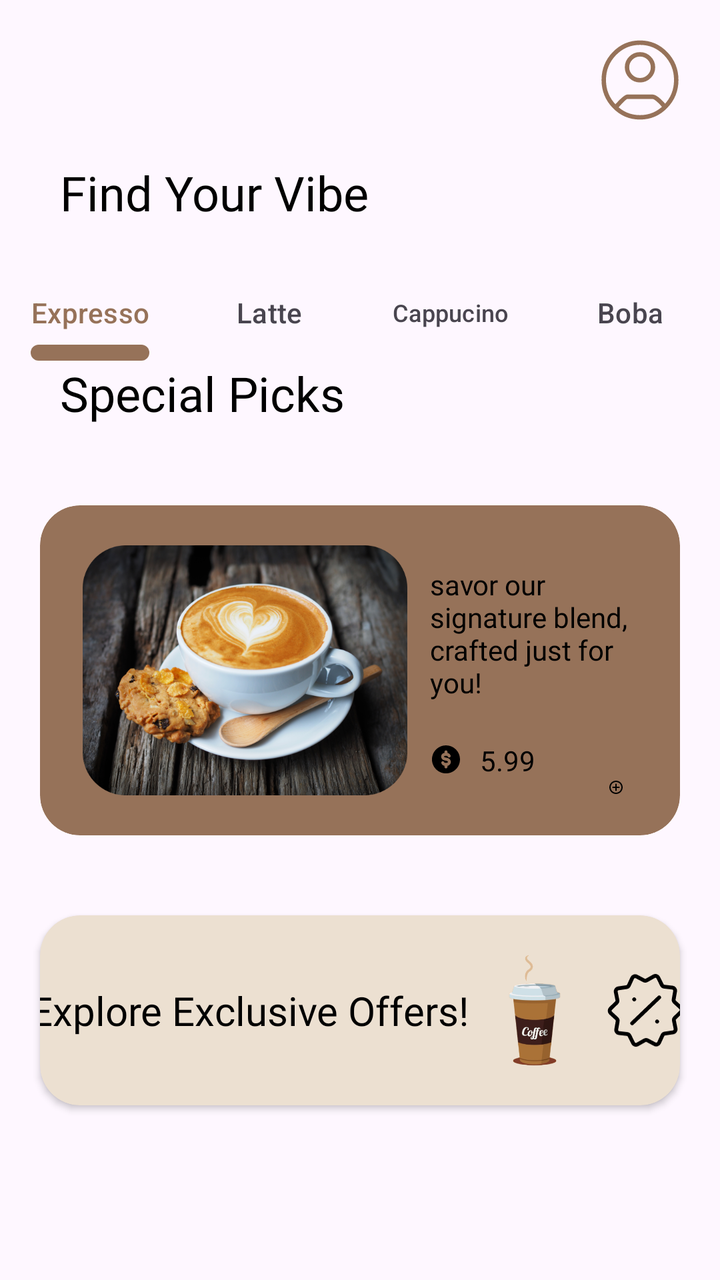
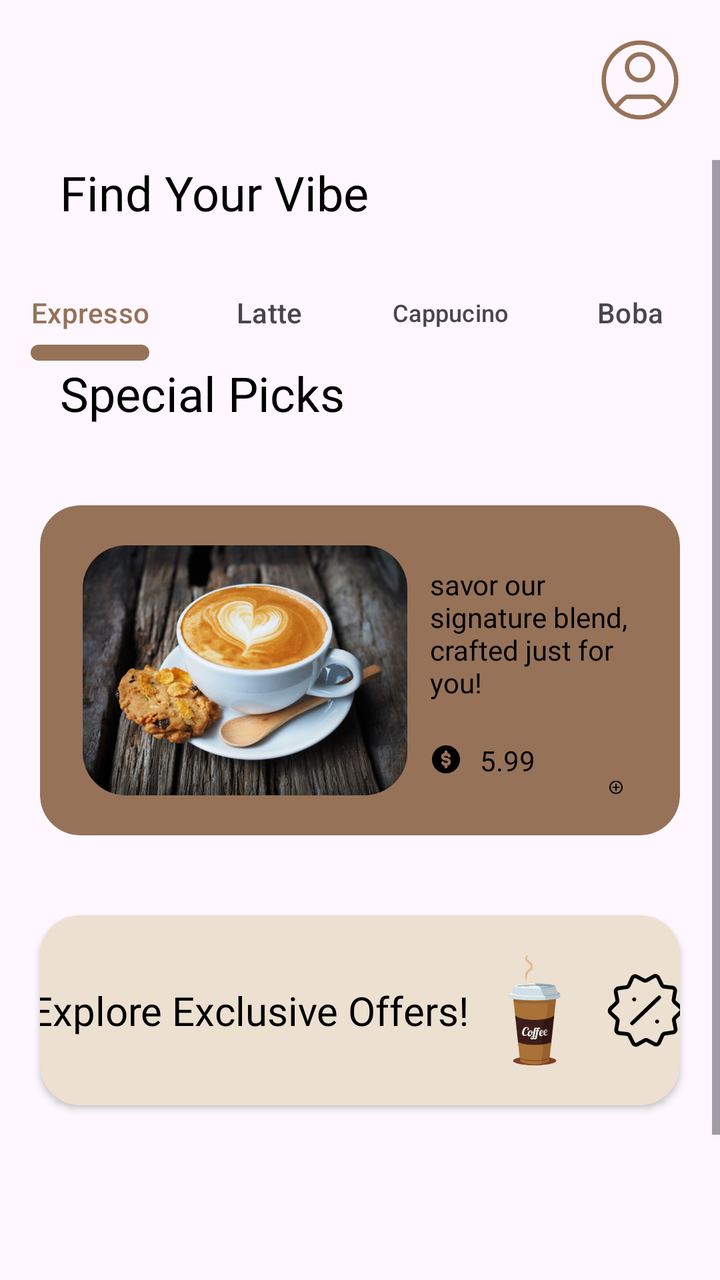

An Android layout rendered at two revisions. The XML below is the earlier revision; the diff shows what the commit changed to produce the second picture.
<!-- AndroidManifest.xml: application theme Theme.Coffeeshop -->
<!-- res/layout/fragment_home.xml -->
<?xml version="1.0" encoding="utf-8"?>
<RelativeLayout xmlns:android="http://schemas.android.com/apk/res/android"
    xmlns:app="http://schemas.android.com/apk/res-auto"
    xmlns:tools="http://schemas.android.com/tools"
    android:id="@+id/main"
    android:layout_width="match_parent"
    android:layout_height="match_parent"
    android:orientation="vertical"
    tools:context=".User.MainFragments.HomeFragment">

    <ImageView
        android:id="@+id/userProfile"
        android:layout_width="40dp"
        android:layout_height="40dp"
        android:layout_alignParentTop="true"
        android:layout_alignParentEnd="true"
        android:layout_margin="20dp"
        android:contentDescription="@string/profileIcon"
        android:src="@drawable/user_profile_circle" />


    <ScrollView
        android:id="@+id/scrollView"
        android:layout_below="@id/userProfile"
        android:layout_width="match_parent"
        android:layout_height="match_parent">

        <LinearLayout
            android:layout_width="match_parent"
            android:layout_height="wrap_content"
            android:orientation="vertical">

            <RelativeLayout
                android:id="@+id/findYourVibe"
                android:layout_width="match_parent"
                android:layout_height="wrap_content"
                android:layout_marginStart="20dp"
                android:layout_marginBottom="20dp">

                <TextView
                    android:layout_width="wrap_content"
                    android:layout_height="wrap_content"
                    android:layout_alignParentStart="true"
                    android:layout_centerInParent="true"
                    android:fontFamily="@font/roboto"
                    android:paddingStart="10dp"
                    android:paddingEnd="80dp"
                    android:text="@string/findYourVibe"
                    android:textSize="24sp" />

            </RelativeLayout>

            <RelativeLayout
                android:clipToPadding="false"
                android:id="@+id/cardScroll"
                android:layout_width="match_parent"
                android:layout_height="wrap_content"
                android:elevation="0dp">

                <com.google.android.material.tabs.TabLayout
                    android:clipToPadding="false"
                    android:id="@+id/tablayout"
                    android:layout_width="match_parent"
                    android:layout_height="wrap_content"
                    android:background="#00FFFFFF"
                    android:elevation="0dp"
                    app:tabIndicator="@drawable/tabindicator">

                    <com.google.android.material.tabs.TabItem
                        android:layout_width="match_parent"
                        android:layout_height="wrap_content"
                        android:text="Expresso" />

                    <com.google.android.material.tabs.TabItem
                        android:layout_width="match_parent"
                        android:layout_height="wrap_content"
                        android:text="Latte" />

                    <com.google.android.material.tabs.TabItem
                        android:layout_width="match_parent"
                        android:layout_height="wrap_content"
                        android:text="Cappucino" />

                    <com.google.android.material.tabs.TabItem
                        android:layout_width="match_parent"
                        android:layout_height="wrap_content"
                        android:text="Boba" />


                </com.google.android.material.tabs.TabLayout>

                <androidx.viewpager2.widget.ViewPager2
                    android:clipToPadding="false"
                    android:id="@+id/viewPager"
                    android:layout_width="match_parent"
                    android:layout_height="wrap_content"
                    android:layout_below="@id/tablayout"
                    android:elevation="0dp"
                    />


            </RelativeLayout>

            <RelativeLayout
                android:layout_width="match_parent"
                android:layout_height="wrap_content"
                android:layout_marginStart="20dp"
                android:layout_marginBottom="20dp">

                <TextView
                    android:layout_width="wrap_content"
                    android:layout_height="wrap_content"
                    android:layout_alignParentStart="true"
                    android:layout_centerInParent="true"
                    android:fontFamily="@font/roboto"
                    android:paddingStart="10dp"
                    android:paddingEnd="80dp"
                    android:text="@string/specialPicks"
                    android:textSize="24sp" />

            </RelativeLayout>

            <RelativeLayout
                android:layout_width="match_parent"
                android:layout_height="wrap_content"
                android:padding="20dp"
                android:clipToPadding="false">


                <androidx.cardview.widget.CardView
                    style="@style/CustomCardStyleSP"
                    app:cardElevation="0dp"
                    android:layout_width="wrap_content"
                    android:layout_height="wrap_content"
                    app:cardCornerRadius="20dp">


                    <LinearLayout
                        android:theme="@style/CardTextStyle"
                        android:layout_width="match_parent"
                        android:layout_height="wrap_content"
                        android:orientation="horizontal"
                        android:padding="20dp">

                        <ImageView
                            android:id="@+id/specialCoffeeImageview"
                            android:layout_width="165dp"
                            android:layout_height="125dp"
                            android:layout_gravity="center"
                            android:src="@drawable/cofeecup1_1" />

                        <LinearLayout
                            android:layout_width="wrap_content"
                            android:layout_height="match_parent"
                            android:orientation="vertical"
                            android:paddingStart="10dp">

                            <TextView
                                android:layout_width="wrap_content"
                                android:layout_height="wrap_content"
                                android:fontFamily="@font/roboto"
                                android:paddingTop="10dp"
                                android:text="@string/specialPickTagLine"
                                android:textSize="14sp" />

                            <LinearLayout
                                android:paddingTop="20dp"
                                android:gravity="center"
                                android:layout_width="wrap_content"
                                android:layout_height="wrap_content"
                                android:orientation="horizontal">

                                <ImageView
                                    android:layout_width="wrap_content"
                                    android:layout_height="wrap_content"
                                    android:src="@drawable/dollar_coin_black" />

                                <TextView
                                    android:layout_width="wrap_content"
                                    android:layout_height="wrap_content"
                                    android:paddingStart="10dp"
                                    android:paddingEnd="20dp"
                                    android:text="@string/val5_99" />

                            </LinearLayout>

                            <RelativeLayout
                                android:layout_width="wrap_content"
                                android:layout_height="wrap_content">

                                <ImageView
                                    android:id="@+id/specialPicsAdd"
                                    android:layout_width="24dp"
                                    android:layout_height="24dp"
                                    android:layout_alignParentEnd="true"
                                    android:layout_alignParentBottom="true"
                                    android:src="@drawable/add_circle"
                                    android:clickable="true"
                                    android:focusable="true"/>

                            </RelativeLayout>




                        </LinearLayout>
                    </LinearLayout>


                </androidx.cardview.widget.CardView>


            </RelativeLayout>


            <RelativeLayout
                android:gravity="center"
                android:layout_width="match_parent"
                android:layout_height="wrap_content"
                android:padding="20dp"
                android:clipToPadding="false">
                <androidx.cardview.widget.CardView
                    android:backgroundTint="@color/colorSecondary"
                    app:cardCornerRadius="20dp"
                    android:layout_width="wrap_content"
                    android:layout_height="wrap_content">

                    <LinearLayout
                        android:theme="@style/CardTextStyle"
                        android:layout_gravity="center"
                        android:gravity="center"
                        android:layout_width="wrap_content"
                        android:layout_height="wrap_content">

                        <TextView
                            android:layout_marginStart="10dp"
                            android:fontFamily="@font/roboto"
                            android:textSize="20sp"
                            android:layout_width="wrap_content"
                            android:layout_height="wrap_content"
                            android:text="@string/explore_exclusive_offers"/>

                        <ImageView
                            android:layout_width="66dp"
                            android:layout_height="95dp"
                            android:src="@drawable/tallcofeecup" />
                        <ImageView
                            android:layout_marginEnd="10dp"
                            android:layout_width="45dp"
                            android:layout_height="45dp"
                            android:src="@drawable/discount_star_03"/>


                    </LinearLayout>


                </androidx.cardview.widget.CardView>
            </RelativeLayout>


        </LinearLayout>




    </ScrollView>

</RelativeLayout>
<!-- resources referenced by this layout -->
<resources>
  <color name="colorSecondary">#ECE0D1</color>
  <!-- drawable add_circle (drawable) -->
  <vector xmlns:android="http://schemas.android.com/apk/res/android"
      android:width="24dp"
      android:height="24dp"
      android:viewportWidth="24"
      android:viewportHeight="24">
    <path
        android:pathData="M13,7.5C13,6.948 12.552,6.5 12,6.5C11.448,6.5 11,6.948 11,7.5H13ZM11,16.5C11,17.052 11.448,17.5 12,17.5C12.552,17.5 13,17.052 13,16.5H11ZM16.5,13C17.052,13 17.5,12.552 17.5,12C17.5,11.448 17.052,11 16.5,11V13ZM7.5,11C6.948,11 6.5,11.448 6.5,12C6.5,12.552 6.948,13 7.5,13V11ZM20,12C20,16.418 16.418,20 12,20V22C17.523,22 22,17.523 22,12H20ZM12,20C7.582,20 4,16.418 4,12H2C2,17.523 6.477,22 12,22V20ZM4,12C4,7.582 7.582,4 12,4V2C6.477,2 2,6.477 2,12H4ZM12,4C16.418,4 20,7.582 20,12H22C22,6.477 17.523,2 12,2V4ZM11,7.5L11,12H13L13,7.5H11ZM11,12V16.5H13V12H11ZM16.5,11H12V13H16.5V11ZM12,11H7.5V13H12V11Z"
        android:fillColor="#000000"/>
  </vector>
  <!-- drawable tabindicator (drawable) -->
  <?xml version="1.0" encoding="utf-8"?>
  <shape xmlns:android="http://schemas.android.com/apk/res/android">
    <size
        android:width="8dp"
        android:height="8dp" />
    <solid android:color="@color/colorPrimary" /> 
    <corners android:radius="50dp" /> 
  </shape>
  <!-- drawable user_profile_circle (drawable) -->
  <vector xmlns:android="http://schemas.android.com/apk/res/android"
      android:width="35dp"
      android:height="36dp"
      android:viewportWidth="35"
      android:viewportHeight="36">
    <path
        android:pathData="M6.225,30.6C7.013,29.696 10.703,25.537 11.784,25.537H23.217C24.784,25.537 27.982,28.985 28.775,30.2M33.9,18C33.9,27.278 26.558,34.8 17.5,34.8C8.443,34.8 1.1,27.278 1.1,18C1.1,8.722 8.443,1.2 17.5,1.2C26.558,1.2 33.9,8.722 33.9,18ZM23.375,12.274C23.375,9.069 20.733,6.45 17.5,6.45C14.268,6.45 11.626,9.069 11.626,12.274C11.626,15.479 14.268,18.098 17.5,18.098C20.733,18.098 23.375,15.479 23.375,12.274Z"
        android:strokeWidth="2"
        android:fillColor="#00000000"
        android:strokeColor="@color/colorPrimary"/>
  </vector>
  <string name="explore_exclusive_offers">Explore Exclusive Offers!</string>
  <string name="findYourVibe">Find Your Vibe</string>
  <string name="profileIcon">ProfileIcon</string>
  <string name="specialPickTagLine">savor our signature blend, crafted just for you!</string>
  <string name="specialPicks">Special Picks</string>
  <string name="val5_99">5.99</string>
  <style name="CardTextStyle">
          <item name="android:textColor">@color/black</item> 
      </style>
  <style name="CustomCardStyleSP" parent="Widget.MaterialComponents.CardView">
          <item name="cardBackgroundColor">@color/colorPrimary</item>
      </style>
  <style name="Theme.Coffeeshop" parent="Base.Theme.Coffeeshop">
          
          <item name="android:navigationBarColor">@android:color/transparent</item>
          <item name="android:statusBarColor">@android:color/transparent</item>
          <item name="android:windowLightStatusBar">?attr/isLightTheme</item>
      </style>
  <color name="colorPrimary">#967259</color>
  <color name="black">#FF000000</color>
  <style name="Base.Theme.Coffeeshop" parent="Theme.Material3.DayNight.NoActionBar">
          
          
          <item name="colorPrimary">@color/colorPrimary</item>
          <item name="colorSecondary">@color/colorSecondary</item>
          <item name="android:textColor">@color/black</item>
          <item name="materialButtonStyle">@style/CustomButtonStyle</item>
      </style>
  <style name="CustomButtonStyle" parent="Widget.Material3.Button">
          <item name="android:textColor">@color/white</item>
          <item name="android:backgroundTint">@color/colorPrimary</item>
      </style>
  <color name="white">#FFFFFFFF</color>
  <!-- unchanged entries left out for length: 4 -->
</resources>

<!-- the commit's change to res/layout/fragment_home.xml (unified diff, before → after) -->
@@ -20,6 +20,7 @@
 
 
     <ScrollView
+        android:layout_marginBottom="70dp"
         android:id="@+id/scrollView"
         android:layout_below="@id/userProfile"
         android:layout_width="match_parent"
